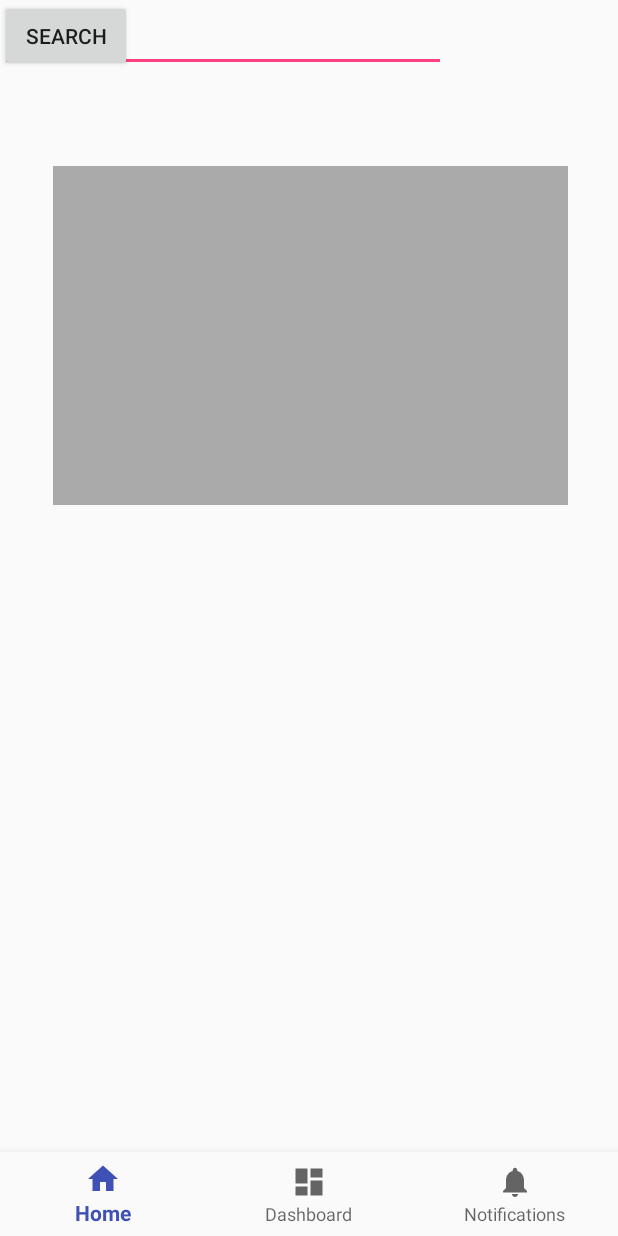
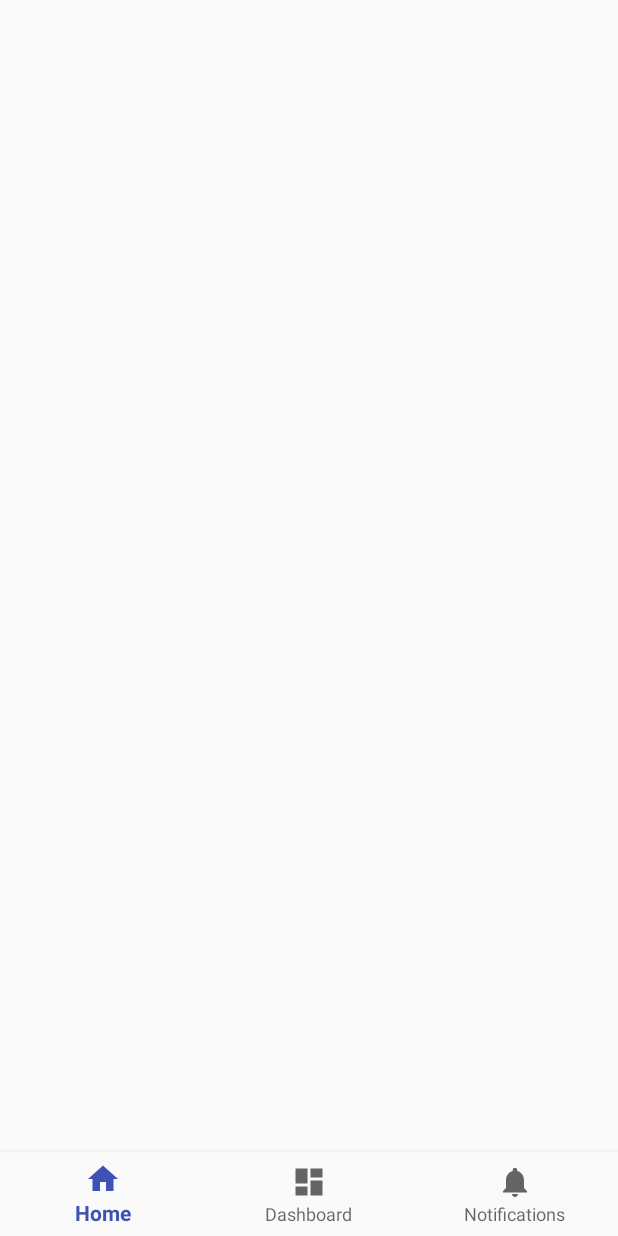
Before and after one commit to pauladaimi/BookMe, an Android app: the layout activity_main.xml on its own in the app's theme, with its tools: preview values and no code run, on a phone screen of 412 x 824 dp. Run offline under Robolectric (Android 15) with nearby library versions, the phone set to English and light mode, and no system bars.

Commit message:
Revert "new"
This reverts commit 1774b8bd4983f22f0ef40e7b7cef7c7657ac455c.

```diff
--- a/app/src/main/res/layout/activity_main.xml
+++ b/app/src/main/res/layout/activity_main.xml
@@ -19,34 +19,4 @@
         app:layout_constraintRight_toRightOf="parent"
         app:menu="@menu/navigation" />
 
-    <Button
-        android:id="@+id/searchBtn"
-        android:layout_width="wrap_content"
-        android:layout_height="wrap_content"
-        android:text="Search"
-        tools:layout_editor_absoluteX="0dp"
-        tools:layout_editor_absoluteY="0dp" />
-
-    <ImageView
-        android:id="@+id/imageView"
-        android:layout_width="343dp"
-        android:layout_height="226dp"
-        app:layout_constraintBottom_toTopOf="@+id/navigation"
-        app:layout_constraintEnd_toEndOf="parent"
-        app:layout_constraintHorizontal_bias="0.512"
-        app:layout_constraintStart_toStartOf="parent"
-        app:layout_constraintTop_toBottomOf="@+id/searchBtn"
-        app:layout_constraintVertical_bias="0.127"
-        app:srcCompat="@android:color/darker_gray" />
-
-    <EditText
-        android:id="@+id/editText"
-        android:layout_width="297dp"
-        android:layout_height="48dp"
-        android:ems="10"
-        android:inputType="textPersonName"
-        android:text="Name"
-        tools:layout_editor_absoluteX="87dp"
-        tools:layout_editor_absoluteY="0dp" />
-
 </android.support.constraint.ConstraintLayout>
```
Also changed, not shown: app/src/main/java/com/example/user/myapplication/Chair.java (+7 -1 lines), app/src/main/java/com/example/user/myapplication/MainActivity.java (+2 -33 lines), app/src/main/res/layout/profile_acitivity.xml (deleted, +0 -15 lines).
